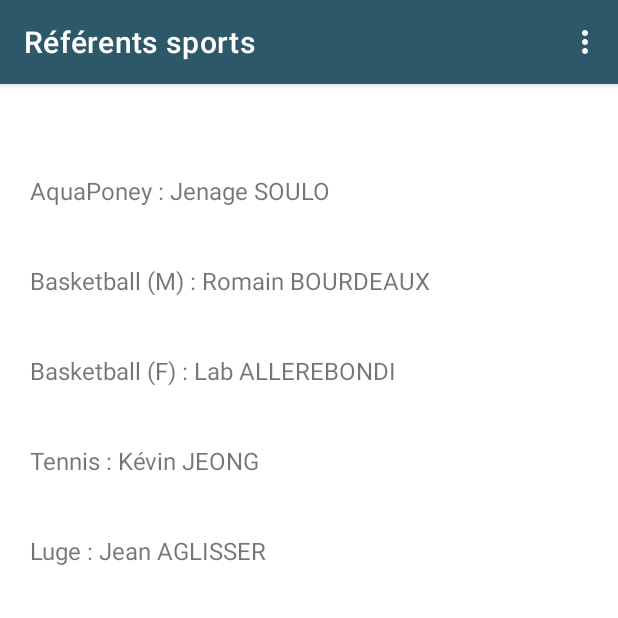
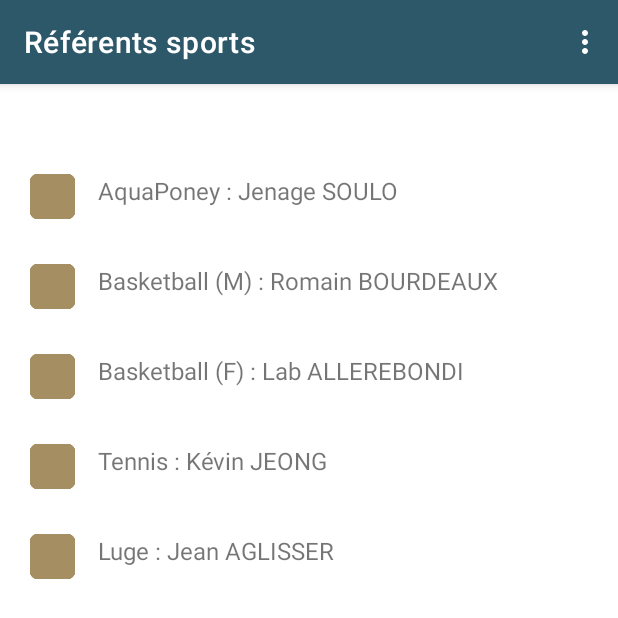
Before and after one commit to colletjea/appKenaii, an Android app: the ReferentsSports screen opened directly, with no data from a screen before it, on a phone screen of 412 x 824 dp. Shown: the top 618 px of the screen. Run offline under Robolectric (Android 15) with nearby library versions, the phone set to English and light mode, and no system bars.

Commit message:
Détails des modifs : - Referents sports V2 avec ICON

```diff
--- a/app/src/main/res/layout/activity_referents_sports.xml
+++ b/app/src/main/res/layout/activity_referents_sports.xml
@@ -15,70 +15,126 @@
         android:src="@drawable/lundi_gif">
     </pl.droidsonroids.gif.GifImageView>-->
 
+    <ImageView
+        android:id="@+id/iconAqua"
+        android:layout_width="30dp"
+        android:layout_height="30dp"
+        android:layout_marginStart="20dp"
+        app:layout_constraintBottom_toBottomOf="@+id/ReferentAquaPoney"
+        app:layout_constraintStart_toStartOf="parent"
+        app:layout_constraintTop_toTopOf="parent"
+        app:layout_constraintVertical_bias="1.0"
+        app:srcCompat="@drawable/carr_beige" />
 
     <TextView
         android:id="@+id/ReferentAquaPoney"
         android:layout_width="wrap_content"
         android:layout_height="30dp"
-        android:layout_marginStart="20dp"
+        android:layout_marginStart="15dp"
         android:layout_marginTop="60dp"
         android:text="@string/RefAquaPoney"
         android:textSize="16sp"
         app:layout_constraintEnd_toEndOf="parent"
         app:layout_constraintHorizontal_bias="0.0"
+        app:layout_constraintStart_toEndOf="@+id/iconAqua"
+        app:layout_constraintTop_toTopOf="parent" />
+
+
+    <ImageView
+        android:id="@+id/iconBasketBallM"
+        android:layout_width="30dp"
+        android:layout_height="30dp"
+        android:layout_marginStart="20dp"
+        app:layout_constraintBottom_toBottomOf="@+id/ReferentBasketM"
         app:layout_constraintStart_toStartOf="parent"
-        app:layout_constraintTop_toTopOf="parent" />
+        app:layout_constraintTop_toTopOf="parent"
+        app:layout_constraintVertical_bias="1.0"
+        app:srcCompat="@drawable/carr_beige" />
 
     <TextView
         android:id="@+id/ReferentBasketM"
         android:layout_width="wrap_content"
         android:layout_height="30dp"
-        android:layout_marginStart="20dp"
+        android:layout_marginStart="15dp"
         android:layout_marginTop="30dp"
         android:text="@string/RefBasketM"
         android:textSize="16sp"
-        app:layout_constraintEnd_toEndOf="parent"
-        app:layout_constraintHorizontal_bias="0.0"
+        app:layout_constraintStart_toEndOf="@+id/iconBasketBallM"
+        app:layout_constraintTop_toBottomOf="@+id/ReferentAquaPoney" />
+
+
+    <ImageView
+        android:id="@+id/iconBasketBall"
+        android:layout_width="30dp"
+        android:layout_height="30dp"
+        android:layout_marginStart="20dp"
+        app:layout_constraintBottom_toBottomOf="@+id/referentBasketF"
         app:layout_constraintStart_toStartOf="parent"
-        app:layout_constraintTop_toBottomOf="@+id/ReferentAquaPoney" />
+        app:layout_constraintTop_toTopOf="parent"
+        app:layout_constraintVertical_bias="1.0"
+        app:srcCompat="@drawable/carr_beige" />
+
 
     <TextView
         android:id="@+id/referentBasketF"
         android:layout_width="wrap_content"
         android:layout_height="30dp"
-        android:layout_marginStart="20dp"
+        android:layout_marginStart="15dp"
         android:layout_marginTop="30dp"
         android:text="@string/RefBasketF"
         android:textSize="16sp"
         app:layout_constraintEnd_toEndOf="parent"
         app:layout_constraintHorizontal_bias="0.0"
+        app:layout_constraintStart_toEndOf="@+id/iconBasketBall"
+        app:layout_constraintTop_toBottomOf="@+id/ReferentBasketM" />
+
+    <ImageView
+        android:id="@+id/iconBasketBallF"
+        android:layout_width="30dp"
+        android:layout_height="30dp"
+        android:layout_marginStart="20dp"
+        app:layout_constraintBottom_toBottomOf="@+id/referentTennis"
         app:layout_constraintStart_toStartOf="parent"
-        app:layout_constraintTop_toBottomOf="@+id/ReferentBasketM" />
+        app:layout_constraintTop_toTopOf="parent"
+        app:layout_constraintVertical_bias="1.0"
+        app:srcCompat="@drawable/carr_beige" />
+
 
     <TextView
         android:id="@+id/referentTennis"
         android:layout_width="wrap_content"
         android:layout_height="30dp"
-        android:layout_marginStart="20dp"
+        android:layout_marginStart="15dp"
         android:layout_marginTop="30dp"
         android:text="@string/RefTennis"
         android:textSize="16sp"
         app:layout_constraintEnd_toEndOf="parent"
         app:layout_constraintHorizontal_bias="0.0"
+        app:layout_constraintStart_toEndOf="@+id/iconBasketBallF"
+        app:layout_constraintTop_toBottomOf="@+id/referentBasketF" />
+
+    <ImageView
+        android:id="@+id/iconLuge"
+        android:layout_width="30dp"
+        android:layout_height="30dp"
+        android:layout_marginStart="20dp"
+        app:layout_constraintBottom_toBottomOf="@+id/referentLuge"
         app:layout_constraintStart_toStartOf="parent"
-        app:layout_constraintTop_toBottomOf="@+id/referentBasketF" />
+        app:layout_constraintTop_toTopOf="parent"
+        app:layout_constraintVertical_bias="1.0"
+        app:srcCompat="@drawable/carr_beige" />
 
     <TextView
         android:id="@+id/referentLuge"
         android:layout_width="wrap_content"
         android:layout_height="30dp"
-        android:layout_marginStart="20dp"
+        android:layout_marginStart="15dp"
         android:layout_marginTop="30dp"
         android:text="@string/RefLuge"
         android:textSize="16sp"
         app:layout_constraintEnd_toEndOf="parent"
         app:layout_constraintHorizontal_bias="0.0"
-        app:layout_constraintStart_toStartOf="parent"
+        app:layout_constraintStart_toEndOf="@+id/iconLuge"
         app:layout_constraintTop_toBottomOf="@+id/referentTennis" />
 
 
```
